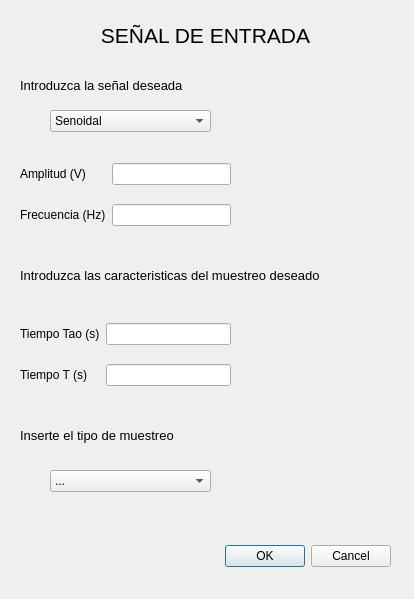
Qt form designer/ventanaEntrada.ui (matifrancois/TP1_ASSD_Programacion) before a commit.
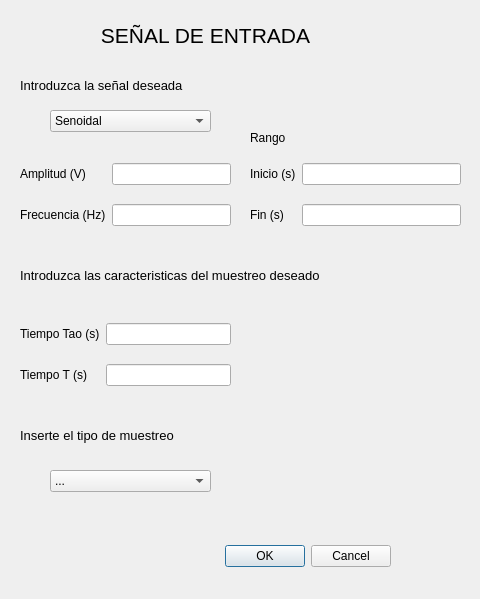
The same form after that commit.

Commit message: agregue los botones de input para rango en ventana entrada

The edit to the form file:
```diff
--- a/designer/ventanaEntrada.ui
+++ b/designer/ventanaEntrada.ui
@@ -6,7 +6,7 @@
    <rect>
     <x>0</x>
     <y>0</y>
-    <width>414</width>
+    <width>480</width>
     <height>599</height>
    </rect>
   </property>
@@ -227,6 +227,51 @@
     </property>
    </item>
   </widget>
+  <widget class="QWidget" name="layoutWidget_2">
+   <property name="geometry">
+    <rect>
+     <x>250</x>
+     <y>150</y>
+     <width>211</width>
+     <height>91</height>
+    </rect>
+   </property>
+   <layout class="QGridLayout" name="gridLayout_4">
+    <item row="0" column="0">
+     <widget class="QLabel" name="label_inicio_rango">
+      <property name="text">
+       <string>Inicio (s)</string>
+      </property>
+     </widget>
+    </item>
+    <item row="0" column="1">
+     <widget class="QLineEdit" name="lineEdit_inicio_rango"/>
+    </item>
+    <item row="1" column="0">
+     <widget class="QLabel" name="label_fin_rango">
+      <property name="text">
+       <string>Fin (s)</string>
+      </property>
+     </widget>
+    </item>
+    <item row="1" column="1">
+     <widget class="QLineEdit" name="lineEdit_fin_rango"/>
+    </item>
+   </layout>
+  </widget>
+  <widget class="QLabel" name="label">
+   <property name="geometry">
+    <rect>
+     <x>250</x>
+     <y>130</y>
+     <width>55</width>
+     <height>16</height>
+    </rect>
+   </property>
+   <property name="text">
+    <string>Rango</string>
+   </property>
+  </widget>
  </widget>
  <resources/>
  <connections>
```
The commit also changes 10 other files.
